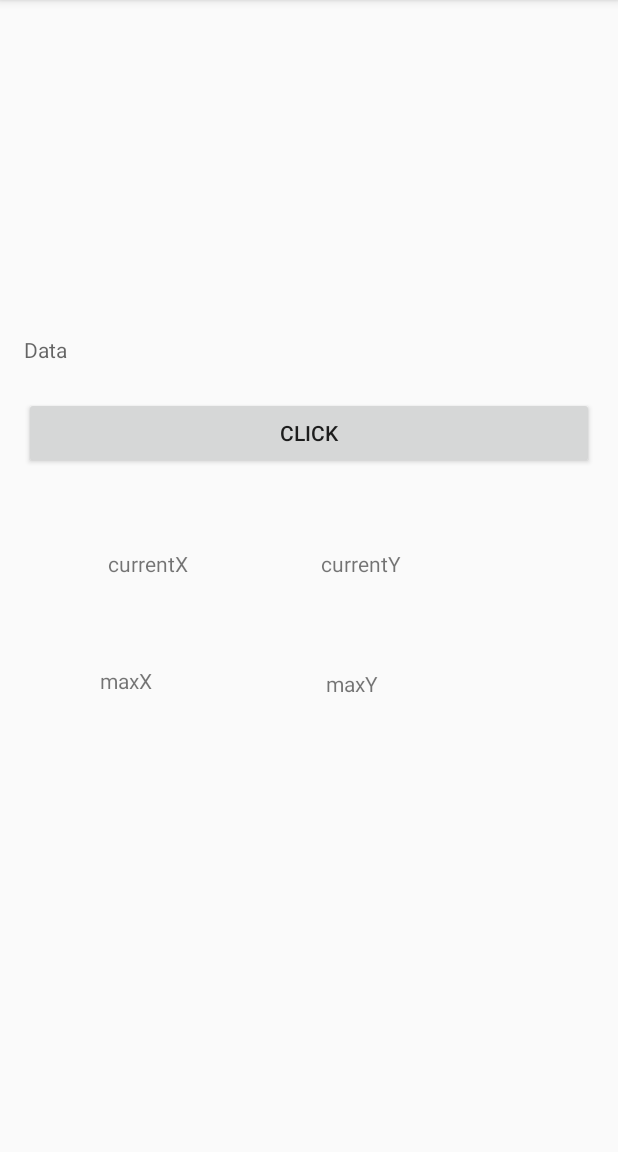
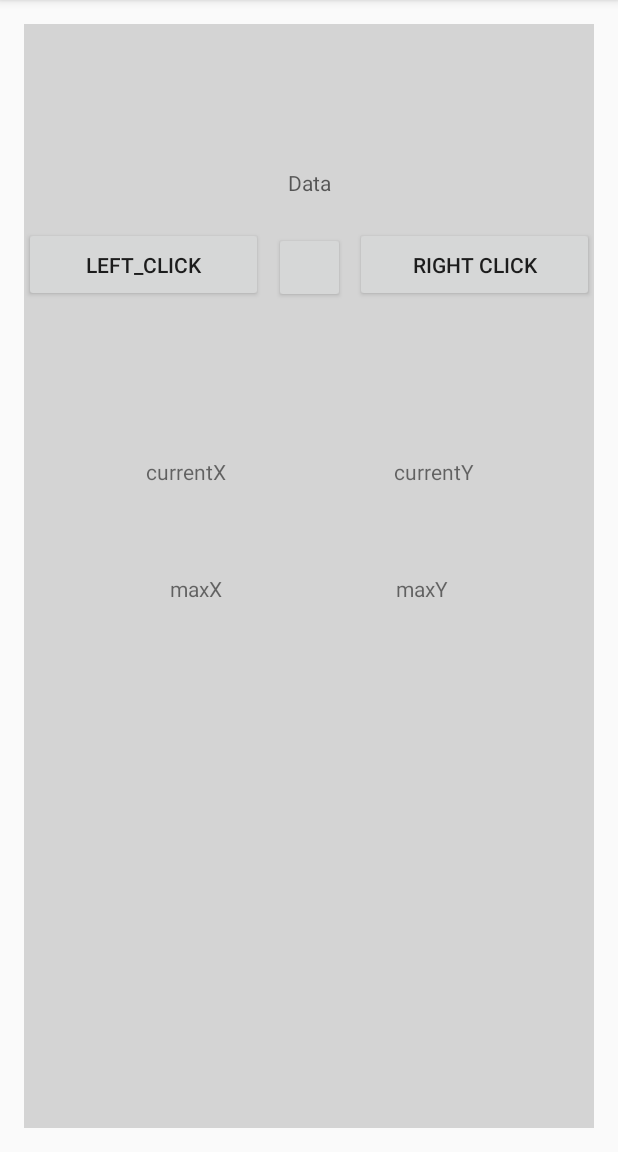
Before and after one commit to ahmadsaad007/Mobisible-Mouse, an Android app: the screen it shows after launch (MainActivity), on a phone screen of 412 x 824 dp, the part 84-1236 px from its top. Run offline under Robolectric (Android 15) with nearby library versions, the phone set to English and light mode, and no system bars.

Commit message:
UI customized. Added Functionality

```diff
--- a/app/src/main/AndroidManifest.xml
+++ b/app/src/main/AndroidManifest.xml
@@ -4,7 +4,6 @@
     xmlns:tools="http://schemas.android.com/tools">
     <uses-permission android:name="android.permission.INTERNET"></uses-permission>
     <uses-permission android:name="android.permission.ACCESS_NETWORK_STATE"></uses-permission>
-    <uses-permission android:name="android.permission.VIBRATE" />
 
     <application
         android:allowBackup="true"
--- a/app/src/main/java/temple/edu/mobisiblemouse/MainActivity.java
+++ b/app/src/main/java/temple/edu/mobisiblemouse/MainActivity.java
@@ -22,9 +22,9 @@ import androidx.appcompat.app.AppCompatActivity;
 public class MainActivity extends AppCompatActivity implements SensorEventListener {
     private String msg = "";
     private TextView message;
-    private Button button;
-    private static String SERVER_IP = "***.**.**.*";
-    private static int SERVER_PORT =8080;
+    private Button buttonLeft, buttonRight, buttonMid;
+    private static String SERVER_IP = "192.168.110.1";
+    private static int SERVER_PORT =8000;
     private static Socket s;
     private PrintWriter pw;
 
@@ -48,20 +48,35 @@ public class MainActivity extends AppCompatActivity implements SensorEventListen
         setContentView(R.layout.activity_main);
         initializeViews();
         message = (TextView)findViewById(R.id.message);
-        button = findViewById(R.id.button);
+        buttonLeft = findViewById(R.id.button);
 
-        button.setOnClickListener(new View.OnClickListener() {
+        buttonLeft.setOnClickListener(new View.OnClickListener() {
             @Override
             public void onClick(View view) {
-                data = "Click";
+                data = "LClick";
                 sendText(data);
             }
         });
-
+        buttonRight = findViewById(R.id.button3);
+        buttonRight.setOnClickListener(new View.OnClickListener() {
+            @Override
+            public void onClick(View view) {
+                data = "RClick";
+                sendText(data);
+            }
+        });
+        buttonMid= findViewById(R.id.button4);
+        buttonMid.setOnClickListener(new View.OnClickListener() {
+            @Override
+            public void onClick(View view) {
+                data = "MClick";
+                sendText(data);
+            }
+        });
         sensorManager = (SensorManager) getSystemService(Context.SENSOR_SERVICE);
         if(sensorManager.getDefaultSensor(Sensor.TYPE_ACCELEROMETER) != null){
             accelerometer = sensorManager.getDefaultSensor(Sensor.TYPE_ACCELEROMETER);
-            sensorManager.registerListener(this, accelerometer, 10000000);
+            sensorManager.registerListener(this, accelerometer, 10000000,10000);
         } else{
             Log.e("Error", "No Sensor");
         }
@@ -121,9 +136,9 @@ public class MainActivity extends AppCompatActivity implements SensorEventListen
             deltaY = 0.0f;
         else{
             if(deltaX>1)
+                direction = "Down";
+            else
                 direction = "Up";
-            else
-                direction = "Down";
             data = deltaY + " " + direction;
         }
         if(direction.compareTo("")!=0){
--- a/app/src/main/res/layout/activity_main.xml
+++ b/app/src/main/res/layout/activity_main.xml
@@ -5,6 +5,7 @@
     android:layout_width="match_parent"
     android:layout_height="match_parent"
     android:layout_margin="16dp"
+    android:background="#D4D4D4"
     tools:context=".MainActivity">
 
     <TextView
@@ -12,9 +13,10 @@
         android:layout_width="match_parent"
         android:layout_height="wrap_content"
         android:layout_above="@+id/button"
-        android:layout_marginTop="207dp"
+        android:layout_marginTop="96dp"
         android:hint="Data"
         android:inputType="text"
+        android:textAlignment="center"
         app:layout_constraintEnd_toEndOf="parent"
         app:layout_constraintHorizontal_bias="1.0"
         app:layout_constraintStart_toStartOf="parent"
@@ -22,14 +24,23 @@
 
     <Button
         android:id="@+id/button"
-        android:layout_width="match_parent"
-        android:layout_height="wrap_content"
+        android:layout_width="159dp"
+        android:layout_height="50dp"
         android:layout_alignParentBottom="true"
-        android:layout_marginTop="22dp"
-        android:onClick="sendText"
-        android:text="CLICK"
+        android:layout_marginTop="20dp"
+        android:text="Left_Click"
+        app:layout_constraintStart_toStartOf="parent"
+        app:layout_constraintTop_toBottomOf="@+id/message" />
+
+    <Button
+        android:id="@+id/button3"
+        android:layout_width="159dp"
+        android:layout_height="50dp"
+        android:layout_alignParentBottom="true"
+        android:layout_marginStart="220dp"
+        android:layout_marginTop="20dp"
+        android:text="Right Click"
         app:layout_constraintEnd_toEndOf="parent"
-        app:layout_constraintHorizontal_bias="0.0"
         app:layout_constraintStart_toStartOf="parent"
         app:layout_constraintTop_toBottomOf="@+id/message" />
 
@@ -37,26 +48,29 @@
         android:id="@+id/currentX"
         android:layout_width="130dp"
         android:layout_height="30dp"
-        android:layout_marginStart="56dp"
-        android:layout_marginTop="53dp"
-        android:layout_marginBottom="35dp"
+        android:layout_marginStart="51dp"
+        android:layout_marginTop="103dp"
+        android:layout_marginEnd="17dp"
+        android:layout_marginBottom="48dp"
         android:text="currentX"
+        android:textAlignment="center"
         app:layout_constraintBottom_toTopOf="@+id/maxX"
+        app:layout_constraintEnd_toStartOf="@+id/currentY"
         app:layout_constraintStart_toStartOf="parent"
-        app:layout_constraintTop_toBottomOf="@+id/button"
-        app:layout_constraintVertical_bias="0.0" />
+        app:layout_constraintTop_toBottomOf="@+id/button" />
 
     <TextView
         android:id="@+id/currentY"
-        android:layout_width="126dp"
-        android:layout_height="28dp"
-        android:layout_marginStart="11dp"
-        android:layout_marginTop="53dp"
-        android:layout_marginEnd="56dp"
+        android:layout_width="129dp"
+        android:layout_height="30dp"
+        android:layout_marginStart="18dp"
+        android:layout_marginTop="103dp"
+        android:layout_marginEnd="52dp"
         android:text="currentY"
+        android:textAlignment="center"
         app:layout_constraintEnd_toEndOf="parent"
         app:layout_constraintStart_toEndOf="@+id/currentX"
-        app:layout_constraintTop_toBottomOf="@+id/button" />
+        app:layout_constraintTop_toBottomOf="@+id/button3" />
 
     <TextView
         android:id="@+id/maxX"
@@ -66,6 +80,7 @@
         android:layout_marginTop="48dp"
         android:layout_marginEnd="11dp"
         android:text="maxX"
+        android:textAlignment="center"
         app:layout_constraintEnd_toStartOf="@+id/maxY"
         app:layout_constraintStart_toStartOf="parent"
         app:layout_constraintTop_toBottomOf="@+id/currentX" />
@@ -75,11 +90,21 @@
         android:layout_width="128dp"
         android:layout_height="31dp"
         android:layout_marginStart="11dp"
-        android:layout_marginTop="52dp"
+        android:layout_marginTop="48dp"
         android:layout_marginEnd="56dp"
         android:text="maxY"
+        android:textAlignment="center"
         app:layout_constraintEnd_toEndOf="parent"
         app:layout_constraintStart_toEndOf="@+id/maxX"
         app:layout_constraintTop_toBottomOf="@+id/currentY" />
 
+    <Button
+        android:id="@+id/button4"
+        android:layout_width="47dp"
+        android:layout_height="47dp"
+        android:layout_marginTop="23dp"
+        app:layout_constraintEnd_toEndOf="parent"
+        app:layout_constraintStart_toStartOf="parent"
+        app:layout_constraintTop_toBottomOf="@+id/message" />
+
 </androidx.constraintlayout.widget.ConstraintLayout>
--- a/app/src/main/res/mipmap-anydpi-v26/ic_launcher.xml
+++ b/app/src/main/res/mipmap-anydpi-v26/ic_launcher.xml
@@ -1,5 +1,5 @@
 <?xml version="1.0" encoding="utf-8"?>
 <adaptive-icon xmlns:android="http://schemas.android.com/apk/res/android">
-    <background android:drawable="@drawable/ic_launcher_background" />
-    <foreground android:drawable="@drawable/ic_launcher_foreground" />
+    <background android:drawable="@drawable/ic_launcher_background"/>
+    <foreground android:drawable="@mipmap/ic_launcher_foreground"/>
 </adaptive-icon>
--- a/app/src/main/res/mipmap-anydpi-v26/ic_launcher_round.xml
+++ b/app/src/main/res/mipmap-anydpi-v26/ic_launcher_round.xml
@@ -1,5 +1,5 @@
 <?xml version="1.0" encoding="utf-8"?>
 <adaptive-icon xmlns:android="http://schemas.android.com/apk/res/android">
-    <background android:drawable="@drawable/ic_launcher_background" />
-    <foreground android:drawable="@drawable/ic_launcher_foreground" />
+    <background android:drawable="@drawable/ic_launcher_background"/>
+    <foreground android:drawable="@mipmap/ic_launcher_foreground"/>
 </adaptive-icon>
```
Also changed, not shown: app/src/main/res/drawable/ic_launcher_background.xml (+70 -166 lines), app/src/main/res/mipmap-hdpi/ic_launcher.png, app/src/main/res/mipmap-hdpi/ic_launcher_round.png, app/src/main/res/mipmap-mdpi/ic_launcher.png, app/src/main/res/mipmap-mdpi/ic_launcher_round.png, app/src/main/res/mipmap-xhdpi/ic_launcher.png, app/src/main/res/mipmap-xhdpi/ic_launcher_round.png, app/src/main/res/mipmap-xxhdpi/ic_launcher.png, app/src/main/res/mipmap-xxhdpi/ic_launcher_round.png, app/src/main/res/mipmap-xxxhdpi/ic_launcher.png, app/src/main/res/mipmap-xxxhdpi/ic_launcher_round.png, 1 other file.
